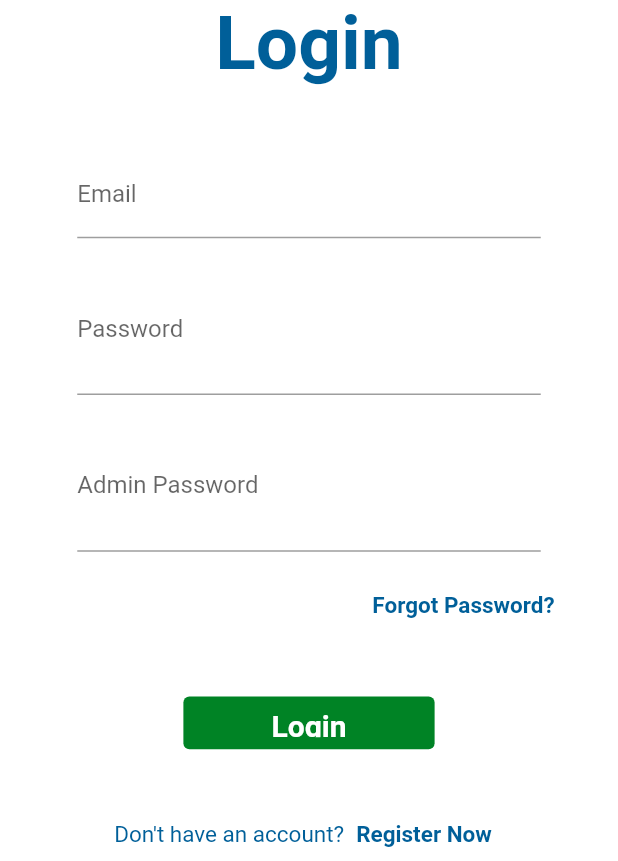
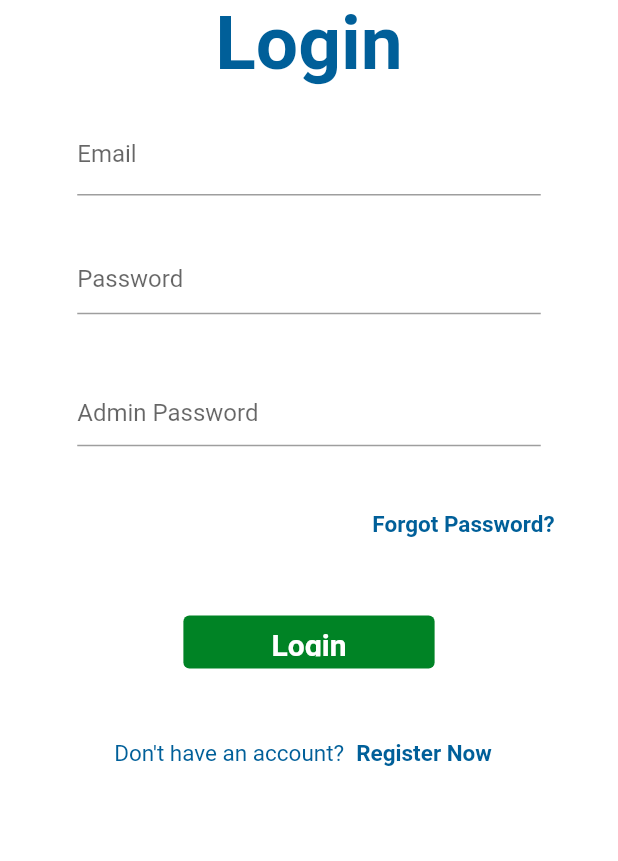
Before and after one commit to superiorsd10/college-gatekeeper, a Flutter app: the LoginPage screen opened by its route, on a phone screen of 412 x 824 dp, the part 375-1236 px from its top. Run offline on Flutter 3.47's test engine with Material 2 defaults, Android fonts, the phone set to English and light mode, and no system bars; our stand-ins replace animated_splash_screen, image_picker; missing offline and left inert: material_color_generator; Roboto replaces fonts that are missing (Source Sans Pro).

Commit message:
Made some minor changes in UI

```diff
--- a/lib/utilities/login_page.dart
+++ b/lib/utilities/login_page.dart
@@ -17,8 +17,8 @@ class _LoginPageState extends State<LoginPage> {
   Widget build(BuildContext context) {
     double screenHeight = MediaQuery.of(context).size.height;
     double screenWidth = MediaQuery.of(context).size.width;
-    //! print(screenWidth);
-    //! print(screenHeight);
+    //!  print(screenWidth);
+    //!  print(screenHeight);
     return Scaffold(
       body: SingleChildScrollView(
         child: Container(
@@ -46,10 +46,12 @@ class _LoginPageState extends State<LoginPage> {
                 ),
               ),
 
-              //! email field
-              Padding(
-                padding: EdgeInsets.fromLTRB(screenWidth / 8, screenHeight / 20,
-                    screenWidth / 8, screenWidth / 25),
+              //! Email field
+              SizedBox(
+                height: screenHeight / 9.36,
+                child: Padding(
+                  padding: EdgeInsets.fromLTRB(screenWidth / 8,
+                      screenWidth / 25, screenWidth / 8, screenWidth / 25),
                   child: TextFormField(
                     controller: _emailController,
                     decoration: const InputDecoration(
@@ -63,19 +65,24 @@ class _LoginPageState extends State<LoginPage> {
                     ),
                   ),
                 ),
+              ),
 
               //! password field
-              Padding(
-                padding: EdgeInsets.fromLTRB(
-                    screenWidth / 8, 0, screenWidth / 8, screenWidth / 25),
+              SizedBox(
+                height: screenHeight / 10.4,
+                child: Padding(
+                  padding: EdgeInsets.fromLTRB(screenWidth / 8,
+                      screenWidth / 25, screenWidth / 8, screenWidth / 25),
                   child: TextFormField(
                     controller: _passwordController,
                     obscureText: passUserPassword,
                     decoration: InputDecoration(
                       suffix: IconButton(
-                      icon: Icon(passUserPassword == true
+                        icon: Icon(
+                          passUserPassword == true
                               ? Icons.remove_red_eye
-                          : Icons.password),
+                              : Icons.password,
+                        ),
                         onPressed: () {
                           setState(() {
                             if (passUserPassword) {
@@ -96,11 +103,14 @@ class _LoginPageState extends State<LoginPage> {
                     ),
                   ),
                 ),
+              ),
 
               //! admin password field
-              Padding(
-                padding:
-                    EdgeInsets.fromLTRB(screenWidth / 8, 0, screenWidth / 8, 0),
+              SizedBox(
+                height: screenHeight / 9.36,
+                child: Padding(
+                  padding: EdgeInsets.fromLTRB(screenWidth / 8,
+                      screenWidth / 15, screenWidth / 8, screenWidth / 25),
                   child: TextFormField(
                     controller: _adminPasswordController,
                     obscureText: passAdminPassword,
@@ -126,6 +136,7 @@ class _LoginPageState extends State<LoginPage> {
                       labelText: 'Admin Password',
                       hintText: 'Enter admin password',
                       focusColor: const Color.fromRGBO(0, 95, 153, 1),
+                    ),
                   ),
                 ),
               ),
@@ -208,7 +219,7 @@ class _LoginPageState extends State<LoginPage> {
                 ],
               ),
               SizedBox(
-                height: screenHeight / 25,
+                height: screenHeight / 13,
               ),
             ],
           ),
```
Also changed, not shown: lib/utilities/register_page.dart (+18 -16 lines). Lines whose indentation alone changed are shown as unchanged.
